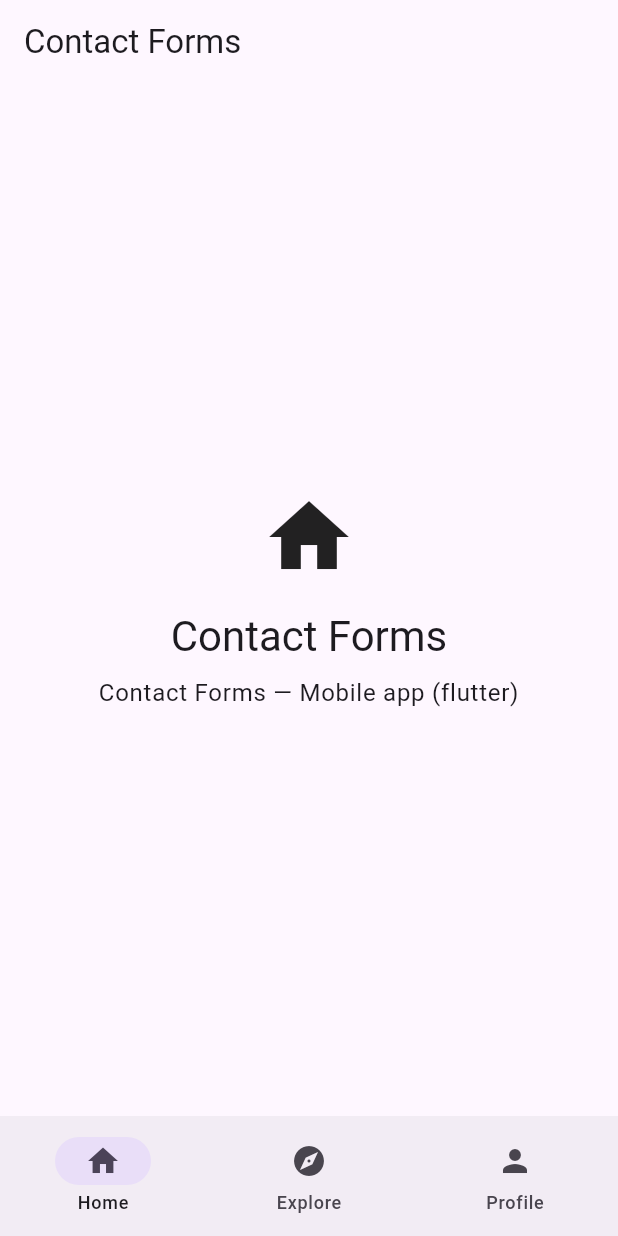
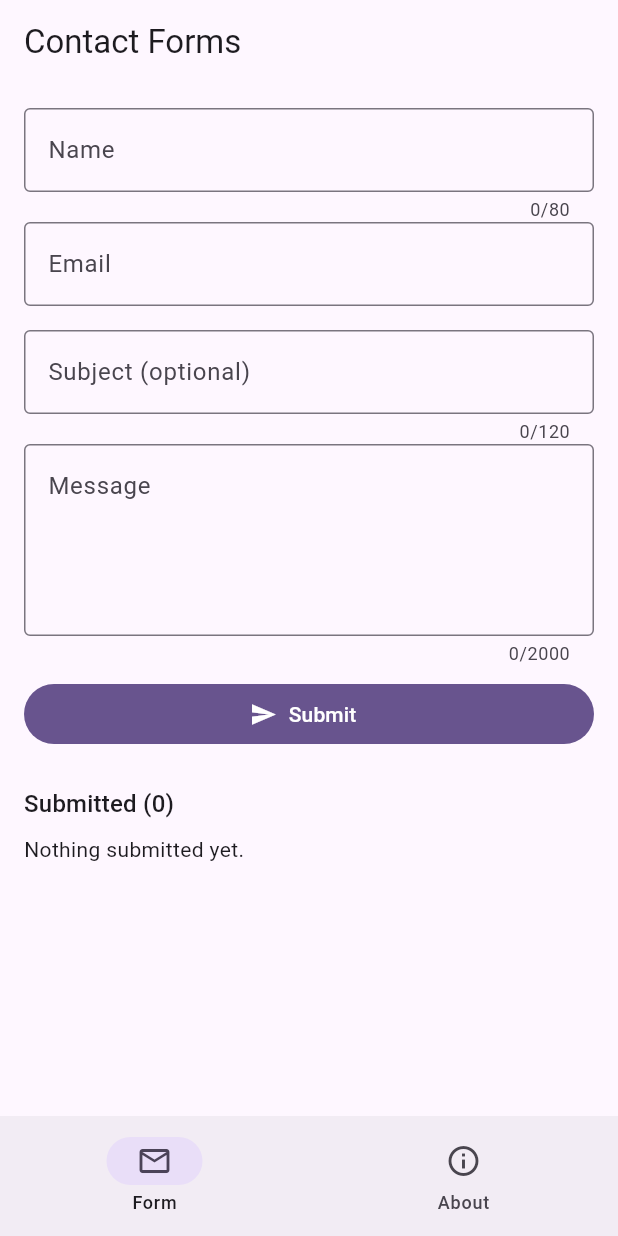
Before and after one commit to bookchaowalit-mobile/bookchaowalit-contact-forms-mobile, a Flutter app: the screen it shows after launch, on a phone screen of 412 x 824 dp. Run offline on Flutter 3.47's test engine with Material 3 defaults, Android fonts, the phone set to English and light mode, and no system bars.

Commit message:
feat: implement validated contact form with session inbox
- Replace the Expo/npm workflow (every step ended in || true) with
  Flutter CI: dart format check, flutter analyze, flutter test.
- Add pure-Dart logic in lib/logic/ with unit tests plus widget tests.
- Replace placeholder Explore/Profile tabs with an About screen.
- Drop unused go_router/flutter_riverpod; regenerate a real pubspec.lock.
- Add docs/UPGRADE-PLAN.md and align README with the code.

Co-Authored-By: Claude Opus 5.5 <noreply@anthropic.com>
Claude-Session: https://claude.ai/code/session_01CtBSFr6s9abQ3XVZsU8QQK

```diff
--- a/analysis_options.yaml
+++ b/analysis_options.yaml
@@ -1 +1,5 @@
+analyzer:
+  exclude:
+    - build/**
+    - android/**
 include: package:flutter_lints/flutter.yaml
--- /dev/null
+++ b/lib/logic/contact_validator.dart
@@ -0,0 +1,89 @@
+/// Pure validation rules for a contact message.
+library;
+
+class ContactLimits {
+  static const nameMax = 80;
+  static const subjectMax = 120;
+  static const messageMin = 10;
+  static const messageMax = 2000;
+}
+
+final _emailPattern = RegExp(
+  r"^[A-Za-z0-9.!#$%&'*+/=?^_`{|}~-]+@[A-Za-z0-9](?:[A-Za-z0-9-]{0,61}[A-Za-z0-9])?(?:\.[A-Za-z0-9](?:[A-Za-z0-9-]{0,61}[A-Za-z0-9])?)+$",
+);
+
+String? validateName(String? value) {
+  final v = (value ?? '').trim();
+  if (v.isEmpty) return 'Name is required';
+  if (v.length > ContactLimits.nameMax) {
+    return 'Name must be at most ${ContactLimits.nameMax} characters';
+  }
+  return null;
+}
+
+String? validateEmail(String? value) {
+  final v = (value ?? '').trim();
+  if (v.isEmpty) return 'Email is required';
+  if (v.length > 254 || !_emailPattern.hasMatch(v) || v.contains('..')) {
+    return 'Enter a valid email address';
+  }
+  return null;
+}
+
+String? validateSubject(String? value) {
+  final v = (value ?? '').trim();
+  if (v.length > ContactLimits.subjectMax) {
+    return 'Subject must be at most ${ContactLimits.subjectMax} characters';
+  }
+  return null;
+}
+
+String? validateMessage(String? value) {
+  final v = (value ?? '').trim();
+  if (v.isEmpty) return 'Message is required';
+  if (v.length < ContactLimits.messageMin) {
+    return 'Message must be at least ${ContactLimits.messageMin} characters';
+  }
+  if (v.length > ContactLimits.messageMax) {
+    return 'Message must be at most ${ContactLimits.messageMax} characters';
+  }
+  return null;
+}
+
+class ContactMessage {
+  ContactMessage({
+    required String name,
+    required String email,
+    required String subject,
+    required String message,
+    required this.sentAt,
+  })  : name = name.trim(),
+        email = email.trim().toLowerCase(),
+        subject = subject.trim().isEmpty ? '(no subject)' : subject.trim(),
+        message = message.trim();
+
+  final String name;
+  final String email;
+  final String subject;
+  final String message;
+  final DateTime sentAt;
+}
+
+/// Returns a map of field -> error for every invalid field (empty when valid).
+Map<String, String> validateAll({
+  required String name,
+  required String email,
+  required String subject,
+  required String message,
+}) {
+  final errors = <String, String>{};
+  void check(String field, String? error) {
+    if (error != null) errors[field] = error;
+  }
+
+  check('name', validateName(name));
+  check('email', validateEmail(email));
+  check('subject', validateSubject(subject));
+  check('message', validateMessage(message));
+  return errors;
+}
--- a/lib/main.dart
+++ b/lib/main.dart
@@ -1,7 +1,7 @@
 import 'package:flutter/material.dart';
+
+import 'screens/about_screen.dart';
 import 'screens/home_screen.dart';
-import 'screens/explore_screen.dart';
-import 'screens/profile_screen.dart';
 
 void main() {
   runApp(const ContactFormsApp());
@@ -14,6 +14,7 @@ class ContactFormsApp extends StatelessWidget {
   Widget build(BuildContext context) {
     return MaterialApp(
       title: 'Contact Forms',
+      debugShowCheckedModeBanner: false,
       theme: ThemeData(
         colorSchemeSeed: Colors.deepPurple,
         useMaterial3: true,
@@ -31,25 +32,27 @@ class ContactFormsApp extends StatelessWidget {
 
 class MainShell extends StatefulWidget {
   const MainShell({super.key});
+
   @override
   State<MainShell> createState() => _MainShellState();
 }
 
 class _MainShellState extends State<MainShell> {
   int _index = 0;
-  final _pages = const [HomeScreen(), ExploreScreen(), ProfileScreen()];
 
   @override
   Widget build(BuildContext context) {
     return Scaffold(
-      body: _pages[_index],
+      body: IndexedStack(
+        index: _index,
+        children: const [HomeScreen(), AboutScreen()],
+      ),
       bottomNavigationBar: NavigationBar(
         selectedIndex: _index,
         onDestinationSelected: (i) => setState(() => _index = i),
         destinations: const [
-          NavigationDestination(icon: Icon(Icons.home), label: 'Home'),
-          NavigationDestination(icon: Icon(Icons.explore), label: 'Explore'),
-          NavigationDestination(icon: Icon(Icons.person), label: 'Profile'),
+          NavigationDestination(icon: Icon(Icons.mail_outline), label: 'Form'),
+          NavigationDestination(icon: Icon(Icons.info_outline), label: 'About'),
         ],
       ),
     );
--- a/lib/screens/explore_screen.dart
+++ /dev/null
@@ -1,13 +0,0 @@
-import 'package:flutter/material.dart';
-
-class ExploreScreen extends StatelessWidget {
-  const ExploreScreen({super.key});
-
-  @override
-  Widget build(BuildContext context) {
-    return Scaffold(
-      appBar: AppBar(title: const Text('Explore')),
-      body: const Center(child: Text('Explore Contact Forms features')),
-    );
-  }
-}
--- a/lib/screens/home_screen.dart
+++ b/lib/screens/home_screen.dart
@@ -1,25 +1,143 @@
 import 'package:flutter/material.dart';
 
-class HomeScreen extends StatelessWidget {
-  const HomeScreen({super.key});
+import '../logic/contact_validator.dart';
+
+class HomeScreen extends StatefulWidget {
+  const HomeScreen({super.key, this.clock = DateTime.now});
+
+  final DateTime Function() clock;
+
+  @override
+  State<HomeScreen> createState() => _HomeScreenState();
+}
+
+class _HomeScreenState extends State<HomeScreen> {
+  final _formKey = GlobalKey<FormState>();
+  final _name = TextEditingController();
+  final _email = TextEditingController();
+  final _subject = TextEditingController();
+  final _message = TextEditingController();
+  final List<ContactMessage> _sent = [];
+
+  @override
+  void dispose() {
+    for (final c in [_name, _email, _subject, _message]) {
+      c.dispose();
+    }
+    super.dispose();
+  }
+
+  void _submit() {
+    if (!(_formKey.currentState?.validate() ?? false)) return;
+    setState(() {
+      _sent.insert(
+        0,
+        ContactMessage(
+          name: _name.text,
+          email: _email.text,
+          subject: _subject.text,
+          message: _message.text,
+          sentAt: widget.clock(),
+        ),
+      );
+      _formKey.currentState!.reset();
+      for (final c in [_name, _email, _subject, _message]) {
+        c.clear();
+      }
+    });
+    ScaffoldMessenger.of(context).showSnackBar(
+      const SnackBar(content: Text('Message saved on this device')),
+    );
+  }
 
   @override
   Widget build(BuildContext context) {
+    final textTheme = Theme.of(context).textTheme;
     return Scaffold(
       appBar: AppBar(title: const Text('Contact Forms')),
-      body: Center(
+      body: ListView(
+        padding: const EdgeInsets.all(16),
+        children: [
+          Form(
+            key: _formKey,
+            autovalidateMode: AutovalidateMode.onUserInteraction,
             child: Column(
-          mainAxisAlignment: MainAxisAlignment.center,
               children: [
-            const Icon(Icons.home, size: 64),
+                TextFormField(
+                  key: const Key('name-field'),
+                  controller: _name,
+                  decoration: const InputDecoration(
+                    labelText: 'Name',
+                    border: OutlineInputBorder(),
+                  ),
+                  maxLength: ContactLimits.nameMax,
+                  textInputAction: TextInputAction.next,
+                  validator: validateName,
+                ),
+                TextFormField(
+                  key: const Key('email-field'),
+                  controller: _email,
+                  decoration: const InputDecoration(
+                    labelText: 'Email',
+                    border: OutlineInputBorder(),
+                  ),
+                  keyboardType: TextInputType.emailAddress,
+                  textInputAction: TextInputAction.next,
+                  validator: validateEmail,
+                ),
                 const SizedBox(height: 16),
-            Text('Contact Forms', style: Theme.of(context).textTheme.headlineMedium),
+                TextFormField(
+                  key: const Key('subject-field'),
+                  controller: _subject,
+                  decoration: const InputDecoration(
+                    labelText: 'Subject (optional)',
+                    border: OutlineInputBorder(),
+                  ),
+                  maxLength: ContactLimits.subjectMax,
+                  validator: validateSubject,
+                ),
+                TextFormField(
+                  key: const Key('message-field'),
+                  controller: _message,
+                  decoration: const InputDecoration(
+                    labelText: 'Message',
+                    border: OutlineInputBorder(),
+                    alignLabelWithHint: true,
+                  ),
+                  minLines: 4,
+                  maxLines: 8,
+                  maxLength: ContactLimits.messageMax,
+                  validator: validateMessage,
+                ),
                 const SizedBox(height: 8),
-            Text('Contact Forms — Mobile app (flutter)',
-                style: Theme.of(context).textTheme.bodyLarge,
-                textAlign: TextAlign.center),
+                SizedBox(
+                  width: double.infinity,
+                  child: FilledButton.icon(
+                    key: const Key('submit'),
+                    onPressed: _submit,
+                    icon: const Icon(Icons.send),
+                    label: const Text('Submit'),
+                  ),
+                ),
               ],
             ),
+          ),
+          const SizedBox(height: 24),
+          Text('Submitted (${_sent.length})', style: textTheme.titleMedium),
+          if (_sent.isEmpty)
+            const Padding(
+              padding: EdgeInsets.symmetric(vertical: 8),
+              child: Text('Nothing submitted yet.'),
+            ),
+          for (final m in _sent)
+            Card(
+              child: ListTile(
+                title: Text(m.subject),
+                subtitle: Text('${m.name} <${m.email}>\n${m.message}'),
+                isThreeLine: true,
+              ),
+            ),
+        ],
       ),
     );
   }
--- a/pubspec.yaml
+++ b/pubspec.yaml
@@ -1,5 +1,5 @@
 name: contact_forms
-description: "Contact Forms — Mobile app (flutter)"
+description: "Build and validate a contact message, then review what you submitted."
 publish_to: "none"
 version: 1.0.0+1
 
@@ -10,8 +10,6 @@ dependencies:
   flutter:
     sdk: flutter
   cupertino_icons: ^1.0.8
-  go_router: ^14.2.0
-  flutter_riverpod: ^2.5.1
 
 dev_dependencies:
   flutter_test:
```
Also changed, not shown: lib/screens/about_screen.dart (added, +63 -0 lines), lib/screens/profile_screen.dart (deleted, +0 -24 lines), pubspec.lock, 5 other files. Lines whose indentation alone changed are shown as unchanged.
